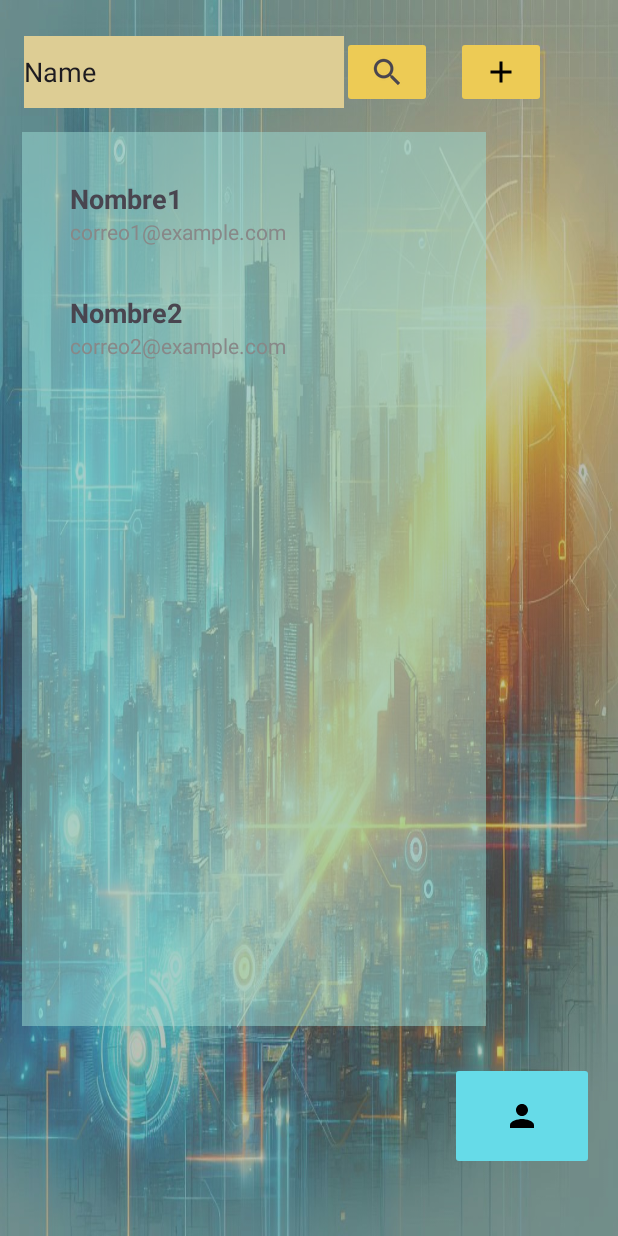
After one commit to FranciscoArayaBruna/PruebaNacionalContactoMovil2077, an Android app: the ListaContactosActivity screen opened directly, with no data from a screen before it, on a phone screen of 412 x 824 dp. The commit adds this screen. Run offline under Robolectric (Android 15) with nearby library versions, the phone set to English and light mode, and no system bars.

Commit message:
Tercera carga (creación de activitys, aplicación de diseños, login y registro aun con fallos)

```diff
--- /dev/null
+++ b/app/src/main/java/com/pancho/contactomovil2077/Modelo/Contacto.java
@@ -0,0 +1,19 @@
+package com.pancho.contactomovil2077.Modelo;
+
+public class Contacto {
+    private String nombre;
+    private String correo;
+
+    public Contacto(String nombre, String correo) {
+        this.nombre = nombre;
+        this.correo = correo;
+    }
+
+    public String getNombre() {
+        return nombre;
+    }
+
+    public String getCorreo() {
+        return correo;
+    }
+}
--- /dev/null
+++ b/app/src/main/java/com/pancho/contactomovil2077/Vista/ContactosAdapter.java
@@ -0,0 +1,66 @@
+package com.pancho.contactomovil2077.Vista;
+
+import android.view.LayoutInflater;
+import android.view.ViewGroup;
+import android.widget.TextView;
+
+import androidx.annotation.NonNull;
+import androidx.recyclerview.widget.RecyclerView;
+
+import com.pancho.contactomovil2077.Modelo.Contacto;
+import com.pancho.contactomovil2077.R;
+
+import java.util.List;
+
+public class ContactosAdapter extends RecyclerView.Adapter<ContactosAdapter.ContactoViewHolder> {
+
+    private List<Contacto> listaDeContactos;
+    private OnContactoClickListener onContactoClickListener;
+
+    public ContactosAdapter(List<Contacto> listaDeContactos, OnContactoClickListener onContactoClickListener) {
+        this.listaDeContactos = listaDeContactos;
+        this.onContactoClickListener = onContactoClickListener;
+    }
+
+    @NonNull
+    @Override
+    public ContactoViewHolder onCreateViewHolder(@NonNull ViewGroup parent, int viewType) {
+        android.view.View view = LayoutInflater.from(parent.getContext()).inflate(R.layout.item_contacto, parent, false);
+        return new ContactoViewHolder(view);
+    }
+
+    @Override
+    public void onBindViewHolder(@NonNull ContactoViewHolder holder, int position) {
+        Contacto contacto = listaDeContactos.get(position);
+        holder.textNombre.setText(contacto.getNombre());
+        holder.textCorreo.setText(contacto.getCorreo());
+
+        // Manejar clics en elementos de la lista
+        holder.itemView.setOnClickListener(v -> {
+            if (onContactoClickListener != null) {
+                onContactoClickListener.onContactoClick(contacto);
+            }
+        });
+    }
+
+    @Override
+    public int getItemCount() {
+        return listaDeContactos.size();
+    }
+
+    // Interfaz para manejar clics en elementos de la lista
+    public interface OnContactoClickListener {
+        void onContactoClick(Contacto contacto);
+    }
+
+    // ViewHolder y otros métodos permanecen sin cambios
+    public static class ContactoViewHolder extends RecyclerView.ViewHolder {
+        TextView textNombre, textCorreo;
+
+        public ContactoViewHolder(@NonNull android.view.View itemView) {
+            super(itemView);
+            textNombre = itemView.findViewById(R.id.textNombre);
+            textCorreo = itemView.findViewById(R.id.textCorreo);
+        }
+    }
+}
--- /dev/null
+++ b/app/src/main/java/com/pancho/contactomovil2077/Vista/ListaContactosActivity.java
@@ -0,0 +1,56 @@
+package com.pancho.contactomovil2077.Vista;
+
+import android.os.Bundle;
+
+import androidx.appcompat.app.AppCompatActivity;
+import androidx.recyclerview.widget.LinearLayoutManager;
+import androidx.recyclerview.widget.RecyclerView;
+
+import com.pancho.contactomovil2077.Modelo.Contacto;
+import com.pancho.contactomovil2077.R;
+
+import java.util.ArrayList;
+import java.util.List;
+
+public class ListaContactosActivity extends AppCompatActivity {
+
+    @Override
+    protected void onCreate(Bundle savedInstanceState) {
+        super.onCreate(savedInstanceState);
+        setContentView(R.layout.activity_lista_contactos);
+
+        // Obtener la lista de contactos (puedes obtenerla de Firebase)
+        List<Contacto> listaDeContactos = obtenerListaDeContactos();
+
+        // Configurar el RecyclerView y asignar el adaptador
+        configurarRecyclerView(listaDeContactos);
+    }
+
+    private List<Contacto> obtenerListaDeContactos() {
+        // Ejemplo: Devolver una lista estática de contactos
+        List<Contacto> contactos = new ArrayList<>();
+        contactos.add(new Contacto("Nombre1", "correo1@example.com"));
+        contactos.add(new Contacto("Nombre2", "correo2@example.com"));
+        // ... Agrega más contactos según sea necesario
+        return contactos;
+    }
+
+    private void configurarRecyclerView(List<Contacto> listaDeContactos) {
+        RecyclerView recyclerView = findViewById(R.id.rvLista);
+        ContactosAdapter adapter = new ContactosAdapter(listaDeContactos, new ContactosAdapter.OnContactoClickListener() {
+            @Override
+            public void onContactoClick(Contacto contacto) {
+                // Manejar clic en un contacto (puede abrir un perfil de contacto)
+                abrirPerfilContacto(contacto);
+            }
+        });
+        recyclerView.setLayoutManager(new LinearLayoutManager(this));
+        recyclerView.setAdapter(adapter);
+    }
+
+    private void abrirPerfilContacto(Contacto contacto) {
+        // Implementa esta función para abrir el perfil del contacto
+        // Puede ser una nueva actividad o fragmento que muestra detalles del contacto
+        // También puedes implementar aquí la opción de agregar nuevos contactos
+    }
+}
--- /dev/null
+++ b/app/src/main/res/drawable/baseline_add_24.xml
@@ -0,0 +1,5 @@
+<vector android:height="24dp" android:tint="#000000"
+    android:viewportHeight="24" android:viewportWidth="24"
+    android:width="24dp" xmlns:android="http://schemas.android.com/apk/res/android">
+    <path android:fillColor="@android:color/white" android:pathData="M19,13h-6v6h-2v-6H5v-2h6V5h2v6h6v2z"/>
+</vector>
--- /dev/null
+++ b/app/src/main/res/drawable/baseline_person_24.xml
@@ -0,0 +1,5 @@
+<vector android:height="24dp" android:tint="#000000"
+    android:viewportHeight="24" android:viewportWidth="24"
+    android:width="24dp" xmlns:android="http://schemas.android.com/apk/res/android">
+    <path android:fillColor="@android:color/white" android:pathData="M12,12c2.21,0 4,-1.79 4,-4s-1.79,-4 -4,-4 -4,1.79 -4,4 1.79,4 4,4zM12,14c-2.67,0 -8,1.34 -8,4v2h16v-2c0,-2.66 -5.33,-4 -8,-4z"/>
+</vector>
--- /dev/null
+++ b/app/src/main/res/drawable/baseline_person_outline_24.xml
@@ -0,0 +1,5 @@
+<vector android:height="24dp" android:tint="#5BB0BA"
+    android:viewportHeight="24" android:viewportWidth="24"
+    android:width="24dp" xmlns:android="http://schemas.android.com/apk/res/android">
+    <path android:fillColor="@android:color/white" android:pathData="M12,5.9c1.16,0 2.1,0.94 2.1,2.1s-0.94,2.1 -2.1,2.1S9.9,9.16 9.9,8s0.94,-2.1 2.1,-2.1m0,9c2.97,0 6.1,1.46 6.1,2.1v1.1L5.9,18.1L5.9,17c0,-0.64 3.13,-2.1 6.1,-2.1M12,4C9.79,4 8,5.79 8,8s1.79,4 4,4 4,-1.79 4,-4 -1.79,-4 -4,-4zM12,13c-2.67,0 -8,1.34 -8,4v3h16v-3c0,-2.66 -5.33,-4 -8,-4z"/>
+</vector>
--- /dev/null
+++ b/app/src/main/res/layout/activity_lista_contactos.xml
@@ -0,0 +1,75 @@
+<?xml version="1.0" encoding="utf-8"?>
+<androidx.constraintlayout.widget.ConstraintLayout
+    xmlns:android="http://schemas.android.com/apk/res/android"
+    xmlns:app="http://schemas.android.com/apk/res-auto"
+    xmlns:tools="http://schemas.android.com/tools"
+    android:layout_width="match_parent"
+    android:layout_height="match_parent"
+    android:background="@drawable/fondofuturo">
+
+    <EditText
+        android:id="@+id/txtBuscarUsuario"
+        android:layout_width="wrap_content"
+        android:layout_height="48dp"
+        android:layout_marginTop="24dp"
+        android:background="#DDCD94"
+        android:ems="10"
+        android:inputType="text"
+        android:text="Name"
+        app:layout_constraintEnd_toEndOf="parent"
+        app:layout_constraintHorizontal_bias="0.079"
+        app:layout_constraintStart_toStartOf="parent"
+        app:layout_constraintTop_toTopOf="parent" />
+
+    <androidx.recyclerview.widget.RecyclerView
+        android:id="@+id/rvLista"
+        android:layout_width="309dp"
+        android:layout_height="596dp"
+        android:layout_marginTop="88dp"
+        android:background="#809BDCD4"
+        android:clipToPadding="false"
+        android:padding="16dp"
+        android:scrollbars="vertical"
+        app:layout_constraintEnd_toEndOf="parent"
+        app:layout_constraintHorizontal_bias="0.144"
+        app:layout_constraintStart_toStartOf="parent"
+        app:layout_constraintTop_toTopOf="parent" />
+
+    <ImageButton
+        android:id="@+id/btnBuscar"
+        android:layout_width="60dp"
+        android:layout_height="48dp"
+        android:layout_marginTop="24dp"
+        android:layout_marginEnd="124dp"
+        android:backgroundTint="#EDCB55"
+        android:contentDescription="@string/description_my_image_button"
+        android:src="?android:attr/actionModeWebSearchDrawable"
+        app:layout_constraintEnd_toEndOf="parent"
+        app:layout_constraintTop_toTopOf="parent" />
+
+    <ImageButton
+        android:id="@+id/btnAgregar"
+        android:layout_width="60dp"
+        android:layout_height="48dp"
+        android:layout_marginTop="24dp"
+        android:layout_marginEnd="48dp"
+        android:backgroundTint="#EDCB55"
+        android:contentDescription="@string/description_my_image_button"
+        android:src="@drawable/baseline_add_24"
+        app:layout_constraintEnd_toEndOf="parent"
+        app:layout_constraintTop_toTopOf="parent" />
+
+    <ImageButton
+        android:id="@+id/btnPerfil"
+        android:layout_width="96dp"
+        android:layout_height="72dp"
+        android:layout_marginTop="708dp"
+        android:layout_marginEnd="16dp"
+        android:backgroundTint="#66DBE8"
+        android:contentDescription="@string/description_my_image_button"
+        android:src="@drawable/baseline_person_24"
+        app:layout_constraintEnd_toEndOf="parent"
+        app:layout_constraintTop_toTopOf="parent" />
+
+
+</androidx.constraintlayout.widget.ConstraintLayout>
--- /dev/null
+++ b/app/src/main/res/layout/item_contacto.xml
@@ -0,0 +1,21 @@
+<?xml version="1.0" encoding="utf-8"?>
+<LinearLayout
+    xmlns:android="http://schemas.android.com/apk/res/android"
+    android:layout_width="match_parent"
+    android:layout_height="wrap_content"
+    android:orientation="vertical"
+    android:padding="16dp">
+    <TextView
+        android:id="@+id/textNombre"
+        android:layout_width="match_parent"
+        android:layout_height="wrap_content"
+        android:textSize="18sp"
+        android:textStyle="bold"/>
+
+    <TextView
+        android:id="@+id/textCorreo"
+        android:layout_width="match_parent"
+        android:layout_height="wrap_content"
+        android:textSize="14sp"
+        android:textColor="#888888"/>
+</LinearLayout>
--- a/app/src/main/res/values/strings.xml
+++ b/app/src/main/res/values/strings.xml
@@ -1,3 +1,5 @@
 <resources>
     <string name="app_name">ContactoMovil2077</string>
+    <string name="description_my_image_button">Buscar</string>
+
 </resources>
```
Also changed, not shown: app/src/main/AndroidManifest.xml (+11 -3 lines), app/src/main/java/com/pancho/contactomovil2077/Controlador/Controlador.java (+6 -6 lines), app/src/main/java/com/pancho/contactomovil2077/Vista/EditarPerfil.java (added, +16 -0 lines), app/src/main/java/com/pancho/contactomovil2077/Vista/Usuario.java (+8 -0 lines), app/src/main/res/layout/activity_editar_perfil.xml (added, +71 -0 lines), app/src/main/res/layout/activity_usuario.xml (+21 -10 lines), app/src/main/res/drawable/ciudaddecerca.jpg (added), app/src/main/res/drawable/fondofuturo.jpg (added).
